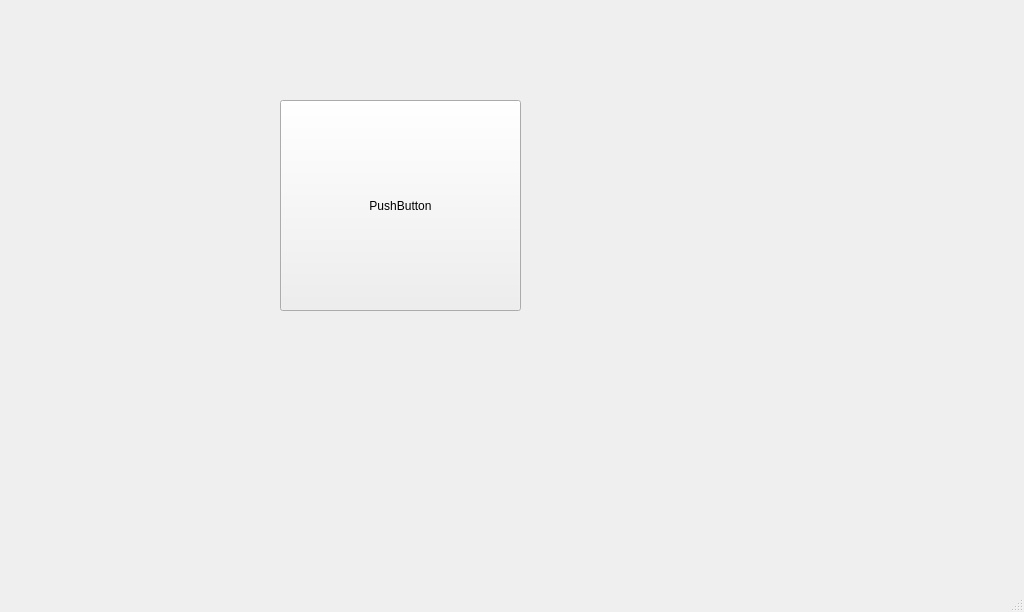
Old version of the form mainwindow.ui in the repository Dysky2/SEP.
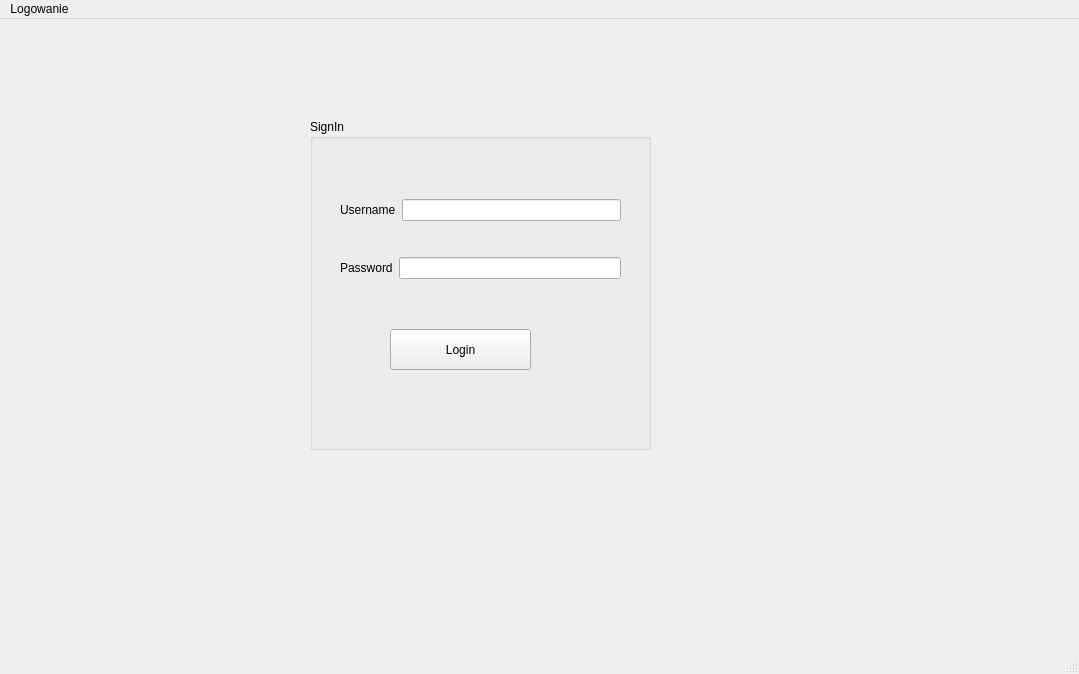
New version of the form.

The edit to the form file:
```diff
--- a/mainwindow.ui
+++ b/mainwindow.ui
@@ -2,6 +2,14 @@
 <ui version="4.0">
  <class>MainWindow</class>
  <widget class="QMainWindow" name="MainWindow">
+  <property name="geometry">
+   <rect>
+    <x>0</x>
+    <y>0</y>
+    <width>1079</width>
+    <height>674</height>
+   </rect>
+  </property>
   <property name="minimumSize">
    <size>
     <width>1024</width>
@@ -12,18 +20,71 @@
    <string>MainWindow</string>
   </property>
   <widget class="QWidget" name="centralwidget">
-   <widget class="QPushButton" name="pushButton">
+   <widget class="QGroupBox" name="groupBox">
     <property name="geometry">
      <rect>
-      <x>280</x>
+      <x>310</x>
       <y>100</y>
-      <width>241</width>
-      <height>211</height>
+      <width>341</width>
+      <height>331</height>
      </rect>
     </property>
-    <property name="text">
-     <string>PushButton</string>
+    <property name="title">
+     <string>SignIn</string>
     </property>
+    <widget class="QPushButton" name="pushButton_Login">
+     <property name="geometry">
+      <rect>
+       <x>80</x>
+       <y>210</y>
+       <width>141</width>
+       <height>41</height>
+      </rect>
+     </property>
+     <property name="text">
+      <string>Login</string>
+     </property>
+    </widget>
+    <widget class="QWidget" name="">
+     <property name="geometry">
+      <rect>
+       <x>30</x>
+       <y>50</y>
+       <width>281</width>
+       <height>141</height>
+      </rect>
+     </property>
+     <layout class="QVBoxLayout" name="verticalLayout">
+      <item>
+       <layout class="QHBoxLayout" name="horizontalLayout">
+        <item>
+         <widget class="QLabel" name="label">
+          <property name="text">
+           <string>Username</string>
+          </property>
+         </widget>
+        </item>
+        <item>
+         <widget class="QLineEdit" name="lineEdit_username"/>
+        </item>
+       </layout>
+      </item>
+      <item>
+       <layout class="QHBoxLayout" name="horizontalLayout_2">
+        <item>
+         <widget class="QLabel" name="label_2">
+          <property name="text">
+           <string>Password</string>
+          </property>
+         </widget>
+        </item>
+        <item>
+         <widget class="QLineEdit" name="lineEdit_password"/>
+        </item>
+       </layout>
+      </item>
+     </layout>
+    </widget>
    </widget>
   </widget>
   <widget class="QMenuBar" name="menubar">
@@ -31,10 +92,16 @@
     <rect>
      <x>0</x>
      <y>0</y>
-     <width>1265</width>
+     <width>1079</width>
      <height>21</height>
     </rect>
    </property>
+   <widget class="QMenu" name="menuLogowanie">
+    <property name="title">
+     <string>Logowanie</string>
+    </property>
+   </widget>
+   <addaction name="menuLogowanie"/>
   </widget>
   <widget class="QStatusBar" name="statusbar"/>
  </widget>
```
